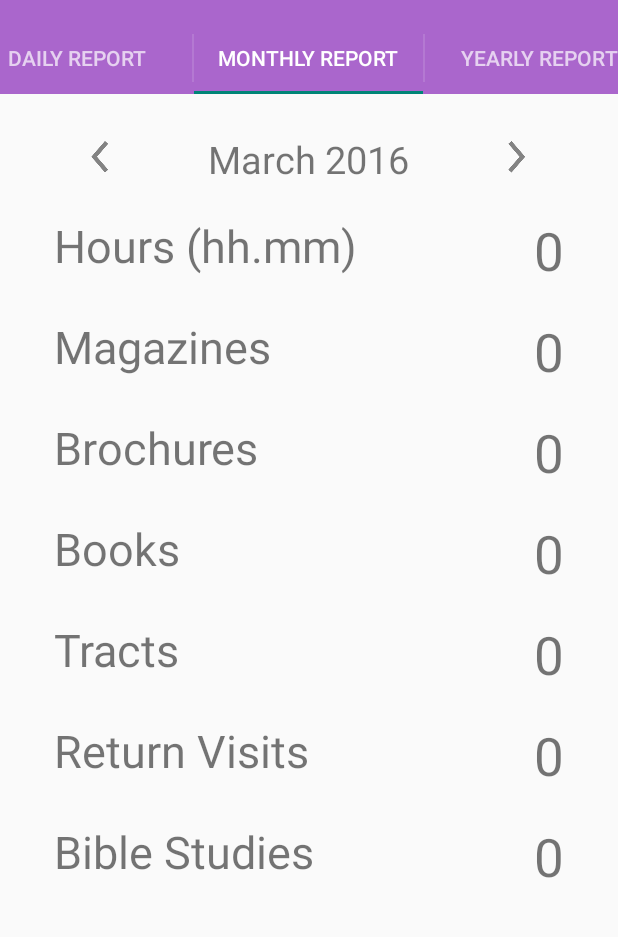
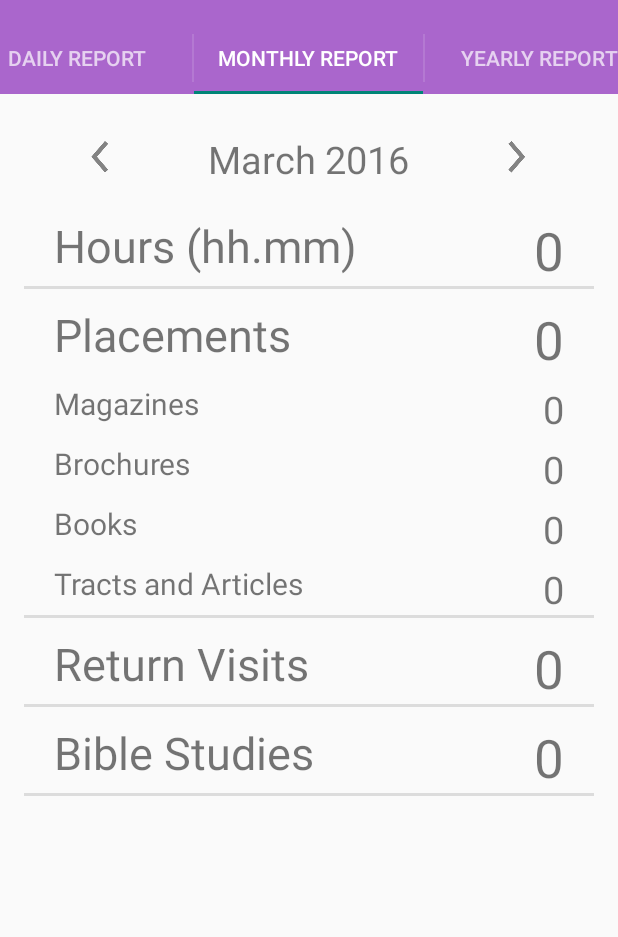
Before and after one commit to ImpDevJonesTech/SimpleServiceAssistant, an Android app: the screen it shows after launch (MainActivity), tab 2 chosen, on a phone screen of 412 x 824 dp, the part 62-999 px from its top. Run offline under Robolectric (Android 15) with nearby library versions, the phone set to English and light mode, and no system bars.

Commit message:
added Placements in Month and Year classes and layouts

```diff
--- a/app/src/main/java/jonestech/simpleserviceassistant/Month_frag.java
+++ b/app/src/main/java/jonestech/simpleserviceassistant/Month_frag.java
@@ -17,6 +17,7 @@ import java.util.TimeZone;
 public class Month_frag extends Fragment {
     Report report;
     Integer h, m, br, bo, t, rv, s, pc = 0;
+    int placements = 0;
     public String month;
     public String monthyear;
     public Integer nmonth;
@@ -38,6 +39,7 @@ public class Month_frag extends Fragment {
         }else if(bool == false){
             p_c_div.setVisibility(View.GONE);
         }
+        final TextView place = (TextView)getActivity().findViewById(R.id.place_m);
         final TextView hour = (TextView)getActivity().findViewById(R.id.hour);
         final TextView mag = (TextView)getActivity().findViewById(R.id.mag);
         final TextView broch = (TextView)getActivity().findViewById(R.id.brch);
@@ -86,6 +88,7 @@ public class Month_frag extends Fragment {
                 rv = report.queryTotalmRV(monthyear);
                 s = report.queryTotalmStudies(monthyear);
                 pc = report.queryTotalmCredits(monthyear);
+                placements = m + br + bo + t;
                 //insert values to the textviews
                 tV.setText(month+" "+nyear);
                 if(h == 0){hour.setText("0");}else{
@@ -101,6 +104,7 @@ public class Month_frag extends Fragment {
                         hour.setText(ha+"."+ma);
                     }
                 }
+                place.setText(""+placements);
                 mag.setText(""+m);
                 broch.setText(""+br);
                 book.setText(""+bo);
@@ -155,6 +159,7 @@ public class Month_frag extends Fragment {
                 rv = report.queryTotalmRV(monthyear);
                 s = report.queryTotalmStudies(monthyear);
                 pc = report.queryTotalmCredits(monthyear);
+                placements = m + br + bo + t;
                 //insert values to the textviews
                 tV.setText(month+" "+nyear);
                 if(h == 0){hour.setText("0");}else{
@@ -170,6 +175,7 @@ public class Month_frag extends Fragment {
                         hour.setText(ha+"."+ma);
                     }
                 }
+                place.setText(""+placements);
                 mag.setText(""+m);
                 broch.setText(""+br);
                 book.setText(""+bo);
@@ -216,6 +222,7 @@ public class Month_frag extends Fragment {
         rv = report.queryTotalmRV(monthyear);
         s = report.queryTotalmStudies(monthyear);
         pc = report.queryTotalmCredits(monthyear);
+        placements = m + br + bo + t;
         //insert values to the textviews
         tV.setText(month+" "+nyear);
         if(h == 0){hour.setText("0");}else{
@@ -231,6 +238,7 @@ public class Month_frag extends Fragment {
                 hour.setText(ha+"."+ma);
             }
         }
+        place.setText(""+placements);
         mag.setText(""+m);
         broch.setText(""+br);
         book.setText(""+bo);
--- a/app/src/main/java/jonestech/simpleserviceassistant/Year_frag.java
+++ b/app/src/main/java/jonestech/simpleserviceassistant/Year_frag.java
@@ -18,6 +18,7 @@ import java.util.TimeZone;
 public class Year_frag extends Fragment {
     Report report;
     Integer h, m, br, bo, t, rv, s, pc = 0;
+    int placements = 0;
     public int pyear, cyear;
     @Override
     public View onCreateView(LayoutInflater inflater, ViewGroup container, Bundle savedInstanceState) {
@@ -36,6 +37,7 @@ public class Year_frag extends Fragment {
         }else if(bool == false){
             p_c_div.setVisibility(View.GONE);
         }
+        final TextView place = (TextView)getActivity().findViewById(R.id.placy);
         final TextView hour = (TextView)getActivity().findViewById(R.id.houry);
         final TextView mag = (TextView)getActivity().findViewById(R.id.magy);
         final TextView broch = (TextView)getActivity().findViewById(R.id.brchy);
@@ -70,6 +72,7 @@ public class Year_frag extends Fragment {
                 rv = report.queryTotalyRV(cyear+"");
                 s = report.queryTotalyStudies(cyear+"");
                 pc = report.queryTotalyCredits(cyear+"");
+                placements = m + br + bo + t;
                 //insert values to the textviews
                 tV.setText(getString(R.string.sep)+", "+pyear+"\n"+" - "+getString(R.string.aug)+", "+cyear);
                 if(h == 0){hour.setText("0");}else{
@@ -85,6 +88,7 @@ public class Year_frag extends Fragment {
                         hour.setText(ha+"."+ma);
                     }
                 }
+                place.setText(""+placements);
                 mag.setText(""+m);
                 broch.setText(""+br);
                 book.setText(""+bo);
@@ -119,6 +123,7 @@ public class Year_frag extends Fragment {
                 rv = report.queryTotalyRV(cyear+"");
                 s = report.queryTotalyStudies(cyear+"");
                 pc = report.queryTotalyCredits(cyear+"");
+                placements = m + br + bo + t;
                 //insert values to the textviews
                 tV.setText(getString(R.string.sep)+", "+pyear+"\n"+" - "+getString(R.string.aug)+", "+cyear);
                 if(h == 0){hour.setText("0");}else{
@@ -134,6 +139,7 @@ public class Year_frag extends Fragment {
                         hour.setText(ha+"."+ma);
                     }
                 }
+                place.setText(""+placements);
                 mag.setText(""+m);
                 broch.setText(""+br);
                 book.setText(""+bo);
@@ -164,6 +170,7 @@ public class Year_frag extends Fragment {
         rv = report.queryTotalyRV(cyear + "");
         s = report.queryTotalyStudies(cyear + "");
         pc = report.queryTotalyCredits(cyear + "");
+        placements = m + br + bo + t;
         //insert values to the textviews
         tV.setText(getString(R.string.sep)+", "+pyear+"\n"+" - "+getString(R.string.aug)+", "+cyear);
         if(h == 0){hour.setText("0");}else{
@@ -179,6 +186,7 @@ public class Year_frag extends Fragment {
                 hour.setText(ha+"."+ma);
             }
         }
+        place.setText(""+placements);
         mag.setText(""+m);
         broch.setText(""+br);
         book.setText(""+bo);
--- a/app/src/main/res/layout/add_report_dialog.xml
+++ b/app/src/main/res/layout/add_report_dialog.xml
@@ -115,7 +115,7 @@
                     <EditText android:id="@+id/pca"
                         android:layout_width="match_parent"
                         android:layout_height="wrap_content"
-                        android:hint="credited time for pioneers"
+                        android:hint="@string/pioneer_hint"
                         android:inputType="numberDecimal"/>
                 </LinearLayout>
             </ScrollView>
--- a/app/src/main/res/layout/month_table.xml
+++ b/app/src/main/res/layout/month_table.xml
@@ -46,31 +46,43 @@
             <TextView android:layout_alignParentLeft="true" android:layout_alignParentStart="true" android:layout_marginLeft="20dp" android:layout_marginStart="20dp" android:id="@+id/hour_text" android:layout_width="wrap_content" android:layout_height="wrap_content" android:text="@string/hours" android:textSize="30sp"/>
             <TextView android:layout_alignParentRight="true" android:layout_alignParentEnd="true" android:layout_marginRight="20dp" android:layout_marginEnd="20dp" android:id="@+id/hour" android:layout_width="wrap_content" android:layout_height="wrap_content" android:text="@string/nothing" android:textSize="35sp"/>
         </RelativeLayout>
-        <RelativeLayout android:paddingTop="20dp" android:id="@+id/mag_row" android:layout_width="fill_parent" android:layout_height="wrap_content" android:orientation="horizontal">
-            <TextView android:layout_alignParentLeft="true" android:layout_alignParentStart="true" android:layout_marginLeft="20dp" android:layout_marginStart="20dp" android:id="@+id/mag_text" android:layout_width="wrap_content" android:layout_height="wrap_content" android:text="@string/magazine" android:textSize="30sp"/>
-            <TextView android:layout_alignParentRight="true" android:layout_alignParentEnd="true" android:layout_marginRight="20dp" android:layout_marginEnd="20dp" android:id="@+id/mag" android:layout_width="wrap_content" android:layout_height="wrap_content" android:text="@string/nothing" android:textSize="35sp"/>
+        <View style="@style/Divider"/>
+        <RelativeLayout android:paddingTop="10dp" android:id="@+id/placements_row" android:layout_width="fill_parent" android:layout_height="wrap_content" android:orientation="horizontal">
+            <TextView android:layout_alignParentLeft="true" android:layout_alignParentStart="true" android:layout_marginLeft="20dp" android:layout_marginStart="20dp" android:id="@+id/placements_text" android:layout_width="wrap_content" android:layout_height="wrap_content" android:text="@string/placements" android:textSize="30sp"/>
+            <TextView android:layout_alignParentRight="true" android:layout_alignParentEnd="true" android:layout_marginRight="20dp" android:layout_marginEnd="20dp" android:id="@+id/place_m" android:layout_width="wrap_content" android:layout_height="wrap_content" android:text="@string/nothing" android:textSize="35sp"/>
         </RelativeLayout>
-        <RelativeLayout android:paddingTop="20dp" android:id="@+id/brch_row" android:layout_width="fill_parent" android:layout_height="wrap_content" android:orientation="horizontal">
-            <TextView android:layout_alignParentLeft="true" android:layout_alignParentStart="true" android:layout_marginLeft="20dp" android:layout_marginStart="20dp" android:id="@+id/brch_text" android:layout_width="wrap_content" android:layout_height="wrap_content" android:text="@string/brch" android:textSize="30sp"/>
-            <TextView android:layout_alignParentRight="true" android:layout_alignParentEnd="true" android:layout_marginRight="20dp" android:layout_marginEnd="20dp" android:id="@+id/brch" android:layout_width="wrap_content" android:layout_height="wrap_content" android:text="@string/nothing" android:textSize="35sp"/>
-        </RelativeLayout>
-        <RelativeLayout android:paddingTop="20dp" android:id="@+id/book_row" android:layout_width="fill_parent" android:layout_height="wrap_content" android:orientation="horizontal">
-            <TextView android:layout_alignParentLeft="true" android:layout_alignParentStart="true" android:layout_marginLeft="20dp" android:layout_marginStart="20dp" android:id="@+id/book_text" android:layout_width="wrap_content" android:layout_height="wrap_content" android:text="@string/book" android:textSize="30sp"/>
-            <TextView android:layout_alignParentRight="true" android:layout_alignParentEnd="true" android:layout_marginRight="20dp" android:layout_marginEnd="20dp" android:id="@+id/book" android:layout_width="wrap_content" android:layout_height="wrap_content" android:text="@string/nothing" android:textSize="35sp"/>
-        </RelativeLayout>
-        <RelativeLayout android:paddingTop="20dp" android:id="@+id/t_row" android:layout_width="fill_parent" android:layout_height="wrap_content" android:orientation="horizontal">
-            <TextView android:layout_alignParentLeft="true" android:layout_alignParentStart="true" android:layout_marginLeft="20dp" android:layout_marginStart="20dp" android:id="@+id/t_text" android:layout_width="wrap_content" android:layout_height="wrap_content" android:text="@string/tract" android:textSize="30sp"/>
-            <TextView android:layout_alignParentRight="true" android:layout_alignParentEnd="true" android:layout_marginRight="20dp" android:layout_marginEnd="20dp" android:id="@+id/t" android:layout_width="wrap_content" android:layout_height="wrap_content" android:text="@string/nothing" android:textSize="35sp"/>
-        </RelativeLayout>
-        <RelativeLayout android:paddingTop="20dp" android:id="@+id/rv_row" android:layout_width="fill_parent" android:layout_height="wrap_content" android:orientation="horizontal">
+        <LinearLayout android:orientation="vertical"
+            android:layout_width="match_parent"
+            android:layout_height="wrap_content">
+            <RelativeLayout android:paddingTop="5dp" android:id="@+id/mag_row" android:layout_width="fill_parent" android:layout_height="wrap_content" android:orientation="horizontal">
+                <TextView android:layout_alignParentLeft="true" android:layout_alignParentStart="true" android:layout_marginLeft="20dp" android:layout_marginStart="20dp" android:id="@+id/mag_text" android:layout_width="wrap_content" android:layout_height="wrap_content" android:text="@string/magazine" android:textSize="20sp"/>
+                <TextView android:layout_alignParentRight="true" android:layout_alignParentEnd="true" android:layout_marginRight="20dp" android:layout_marginEnd="20dp" android:id="@+id/mag" android:layout_width="wrap_content" android:layout_height="wrap_content" android:text="@string/nothing" android:textSize="25sp"/>
+            </RelativeLayout>
+            <RelativeLayout android:paddingTop="5dp" android:id="@+id/brch_row" android:layout_width="fill_parent" android:layout_height="wrap_content" android:orientation="horizontal">
+                <TextView android:layout_alignParentLeft="true" android:layout_alignParentStart="true" android:layout_marginLeft="20dp" android:layout_marginStart="20dp" android:id="@+id/brch_text" android:layout_width="wrap_content" android:layout_height="wrap_content" android:text="@string/brch" android:textSize="20sp"/>
+                <TextView android:layout_alignParentRight="true" android:layout_alignParentEnd="true" android:layout_marginRight="20dp" android:layout_marginEnd="20dp" android:id="@+id/brch" android:layout_width="wrap_content" android:layout_height="wrap_content" android:text="@string/nothing" android:textSize="25sp"/>
+            </RelativeLayout>
+            <RelativeLayout android:paddingTop="5dp" android:id="@+id/book_row" android:layout_width="fill_parent" android:layout_height="wrap_content" android:orientation="horizontal">
+                <TextView android:layout_alignParentLeft="true" android:layout_alignParentStart="true" android:layout_marginLeft="20dp" android:layout_marginStart="20dp" android:id="@+id/book_text" android:layout_width="wrap_content" android:layout_height="wrap_content" android:text="@string/book" android:textSize="20sp"/>
+                <TextView android:layout_alignParentRight="true" android:layout_alignParentEnd="true" android:layout_marginRight="20dp" android:layout_marginEnd="20dp" android:id="@+id/book" android:layout_width="wrap_content" android:layout_height="wrap_content" android:text="@string/nothing" android:textSize="25sp"/>
+            </RelativeLayout>
+            <RelativeLayout android:paddingTop="5dp" android:id="@+id/t_row" android:layout_width="fill_parent" android:layout_height="wrap_content" android:orientation="horizontal">
+                <TextView android:layout_alignParentLeft="true" android:layout_alignParentStart="true" android:layout_marginLeft="20dp" android:layout_marginStart="20dp" android:id="@+id/t_text" android:layout_width="wrap_content" android:layout_height="wrap_content" android:text="@string/tract" android:textSize="20sp"/>
+                <TextView android:layout_alignParentRight="true" android:layout_alignParentEnd="true" android:layout_marginRight="20dp" android:layout_marginEnd="20dp" android:id="@+id/t" android:layout_width="wrap_content" android:layout_height="wrap_content" android:text="@string/nothing" android:textSize="25sp"/>
+            </RelativeLayout>
+        </LinearLayout>
+        <View style="@style/Divider"/>
+        <RelativeLayout android:paddingTop="10dp" android:id="@+id/rv_row" android:layout_width="fill_parent" android:layout_height="wrap_content" android:orientation="horizontal">
             <TextView android:layout_alignParentLeft="true" android:layout_alignParentStart="true" android:layout_marginLeft="20dp" android:layout_marginStart="20dp" android:id="@+id/rv_text" android:layout_width="wrap_content" android:layout_height="wrap_content" android:text="@string/rv" android:textSize="30sp"/>
             <TextView android:layout_alignParentRight="true" android:layout_alignParentEnd="true" android:layout_marginRight="20dp" android:layout_marginEnd="20dp" android:id="@+id/rv" android:layout_width="wrap_content" android:layout_height="wrap_content" android:text="@string/nothing" android:textSize="35sp"/>
         </RelativeLayout>
-        <RelativeLayout android:paddingTop="20dp" android:id="@+id/s_row" android:layout_width="fill_parent" android:layout_height="wrap_content" android:orientation="horizontal">
+        <View style="@style/Divider"/>
+        <RelativeLayout android:paddingTop="10dp" android:id="@+id/s_row" android:layout_width="fill_parent" android:layout_height="wrap_content" android:orientation="horizontal">
             <TextView android:layout_alignParentLeft="true" android:layout_alignParentStart="true" android:layout_marginLeft="20dp" android:layout_marginStart="20dp" android:id="@+id/s_text" android:layout_width="wrap_content" android:layout_height="wrap_content" android:text="@string/s" android:textSize="30sp"/>
             <TextView android:layout_alignParentRight="true" android:layout_alignParentEnd="true" android:layout_marginRight="20dp" android:layout_marginEnd="20dp" android:id="@+id/s" android:layout_width="wrap_content" android:layout_height="wrap_content" android:text="@string/nothing" android:textSize="35sp"/>
         </RelativeLayout>
-        <RelativeLayout android:paddingTop="20dp" android:id="@+id/pcm_row" android:layout_width="fill_parent" android:layout_height="wrap_content" android:orientation="horizontal">
+        <View style="@style/Divider"/>
+        <RelativeLayout android:paddingTop="10dp" android:id="@+id/pcm_row" android:layout_width="fill_parent" android:layout_height="wrap_content" android:orientation="horizontal">
             <TextView android:layout_alignParentLeft="true" android:layout_alignParentStart="true" android:layout_marginLeft="20dp" android:layout_marginStart="20dp" android:id="@+id/pc_text" android:layout_width="wrap_content" android:layout_height="wrap_content" android:text="@string/pc" android:textSize="30sp"/>
             <TextView android:layout_alignParentRight="true" android:layout_alignParentEnd="true" android:layout_marginRight="20dp" android:layout_marginEnd="20dp" android:id="@+id/pc" android:layout_width="wrap_content" android:layout_height="wrap_content" android:text="@string/nothing" android:textSize="35sp"/>
         </RelativeLayout>
--- a/app/src/main/res/values/strings.xml
+++ b/app/src/main/res/values/strings.xml
@@ -13,6 +13,7 @@
     <string name="theme">Themes</string>
     <string name="pioneer_set">Pioneer Settings</string>
     <string name="pioneer_title">Count Pioneer Credit Hours</string>
+    <string name="pioneer_hint">credited time for pioneers</string>
     <string name="pioneer_sum">Includes time on LDC projects and Pioneer School</string>
     <string name="title_section1">Daily Report</string>
     <string name="title_section2">Monthly Report</string>
@@ -29,11 +30,11 @@
     <string name="magazine">Magazines</string>
     <string name="brch">Brochures</string>
     <string name="book">Books</string>
-    <string name="tract">Tracts</string>
+    <string name="tract">Tracts and Articles</string>
     <string name="rv">Return Visits</string>
     <string name="s">Bible Studies</string>
     <string name="description">Comment</string>
-    <string name="pc">Pioneer Credits (hh.mm)</string>
+    <string name="pc">Credit Hours</string>
     <string name="cancel">Cancel</string>
     <string name="add">Add</string>
     <string name="edit">Edit</string>
@@ -61,7 +62,7 @@
     <string name="m">magazines</string>
     <string name="br">brochures</string>
     <string name="bo">books</string>
-    <string name="t">tracts</string>
+    <string name="t">tracts and articles</string>
     <string name="r_v">return visits</string>
     <string name="b_s">bible studies</string>
     <string name="p_c">hours of pioneer credits</string>
@@ -71,4 +72,5 @@
     <string name="no_email">No Report Stored for this Month</string>
     <string name="no_email_app">No Email Application Found</string>
     <string name="no_sms_app">No SMS Application Found</string>
+    <string name="placements">Placements</string>
 </resources>
--- a/app/src/main/res/values/styles.xml
+++ b/app/src/main/res/values/styles.xml
@@ -9,6 +9,12 @@
     <color name="dark_red">#CC0000</color>
     <color name="material_orange">#FFBB33</color>
     <color name="dark_orange">#FF8800</color>
+
+    <style name="Divider">
+        <item name="android:layout_width">match_parent</item>
+        <item name="android:layout_height">2dp</item>
+        <item name="android:background">?android:attr/listDivider</item>
+    </style>
 
     <!-- Base application theme. -->
     <style name="AppTheme" parent="Theme.AppCompat.Light.DarkActionBar">
```
Also changed, not shown: app/src/main/res/layout/year_table.xml (+30 -18 lines).
